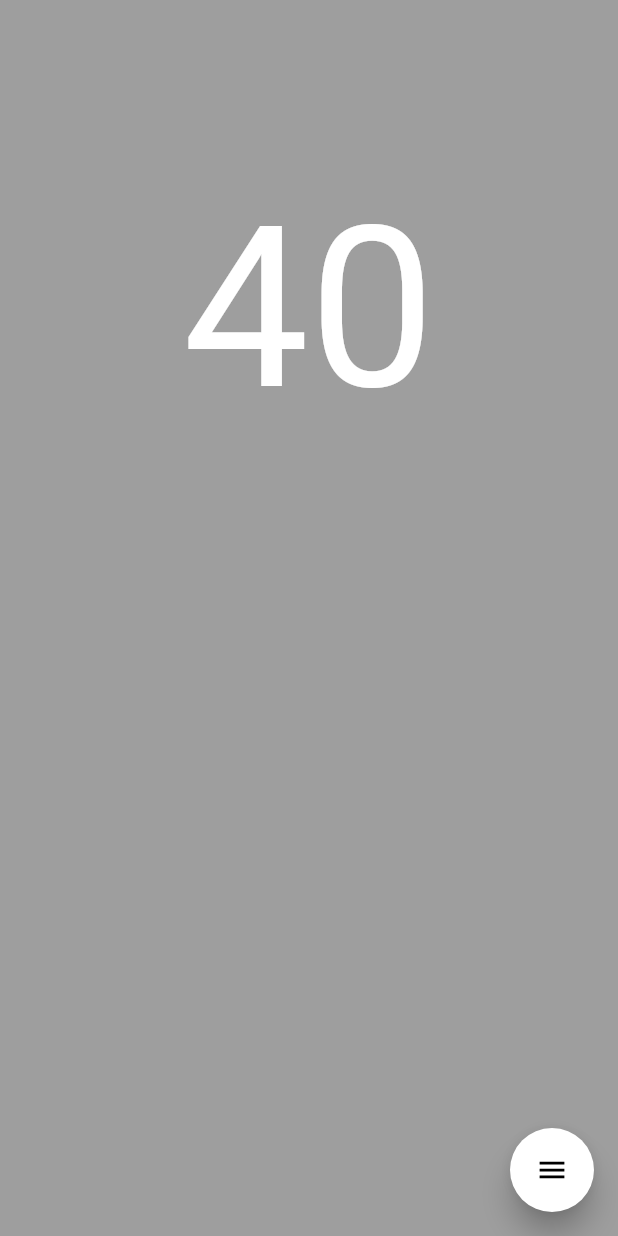
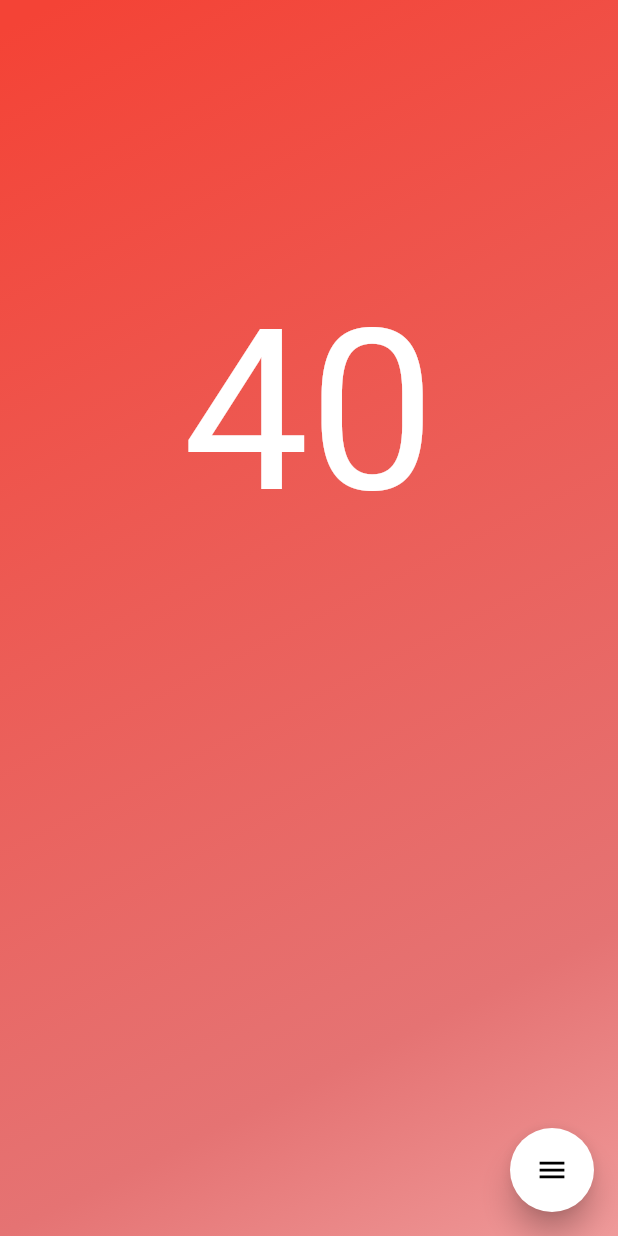
Before and after one commit to chrisqlam/dice_roller, a Flutter app: the screen it shows after launch, on a phone screen of 412 x 824 dp. Run offline on Flutter 3.47's test engine with Material 2 defaults, Android fonts, the phone set to English and light mode, and no system bars; drawn by our look-alikes of flutter_speed_dial.

Commit message:
removed old files, gradient background added

```diff
--- a/lib/widgets/dice_roller.dart
+++ b/lib/widgets/dice_roller.dart
@@ -66,11 +66,11 @@ class DiceRollerState extends State<DiceRoller> {
   Widget build(BuildContext context) {
     return MaterialApp(
       home: Scaffold(
-        backgroundColor: Colors.grey,
         floatingActionButton: SpeedDial(
           animatedIcon: AnimatedIcons.menu_close,
           animatedIconTheme: IconThemeData(size: 22.0),
           curve: Curves.bounceIn,
+          overlayColor: Colors.blue,
           overlayOpacity: 0.5,
           heroTag: 'speed-dial-hero-tag',
           backgroundColor: Colors.white,
@@ -116,7 +116,24 @@ class DiceRollerState extends State<DiceRoller> {
             ),
           ],
         ),
-        body: Column(
+        body: Container(
+          decoration: BoxDecoration(
+            gradient: LinearGradient(
+              begin: Alignment.topLeft,
+              end: Alignment.bottomRight,
+              stops: [
+                0.02,
+                0.8,
+                1
+              ],
+              colors: [
+                Colors.red,
+                Colors.red[300],
+                Colors.red[200]
+              ]
+            )
+          ),
+          child: Column(
             children: <Widget>[
               LifeCounter(),
               Expanded(
@@ -139,6 +156,7 @@ class DiceRollerState extends State<DiceRoller> {
             ],
           ),
         ),
+      ),
     );
   }
 }
--- a/lib/widgets/life_counter.dart
+++ b/lib/widgets/life_counter.dart
@@ -35,7 +35,7 @@ class LifeCounterState extends State<LifeCounter> {
       children: <Widget>[
         Container(
           width: MediaQuery.of(context).size.width,
-          height: MediaQuery.of(context).size.height / 2,
+          height: MediaQuery.of(context).size.height / 1.5,
           child: Center(
             child: Text(
               total.toString(),
@@ -47,7 +47,7 @@ class LifeCounterState extends State<LifeCounter> {
           children: <Widget>[
             Expanded(
               child: SizedBox(
-                height: MediaQuery.of(context).size.height / 2,
+                height: MediaQuery.of(context).size.height / 1.5,
                 child: InkWell(
                   onTap: addLifeTotal,
                   onLongPress: resetLifeTotal,
@@ -56,7 +56,7 @@ class LifeCounterState extends State<LifeCounter> {
             ),
              Expanded(
               child: SizedBox(
-                height: MediaQuery.of(context).size.height / 2,
+                height: MediaQuery.of(context).size.height / 1.5,
                 child: InkWell(
                   onTap: subLifeTotal,
                   onLongPress: resetLifeTotal,
```
Also changed, not shown: lib/widgets/dice_result.dart (deleted, +0 -92 lines), lib/widgets/expandfab.dart (deleted, +0 -63 lines). Lines whose indentation alone changed are shown as unchanged.
